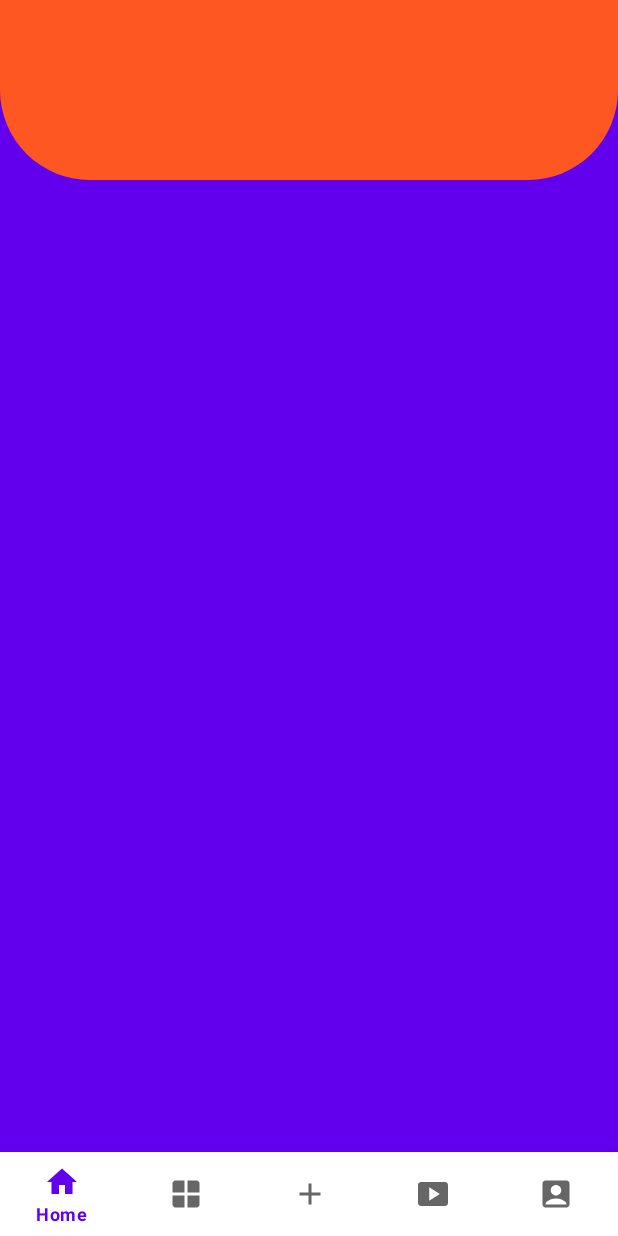
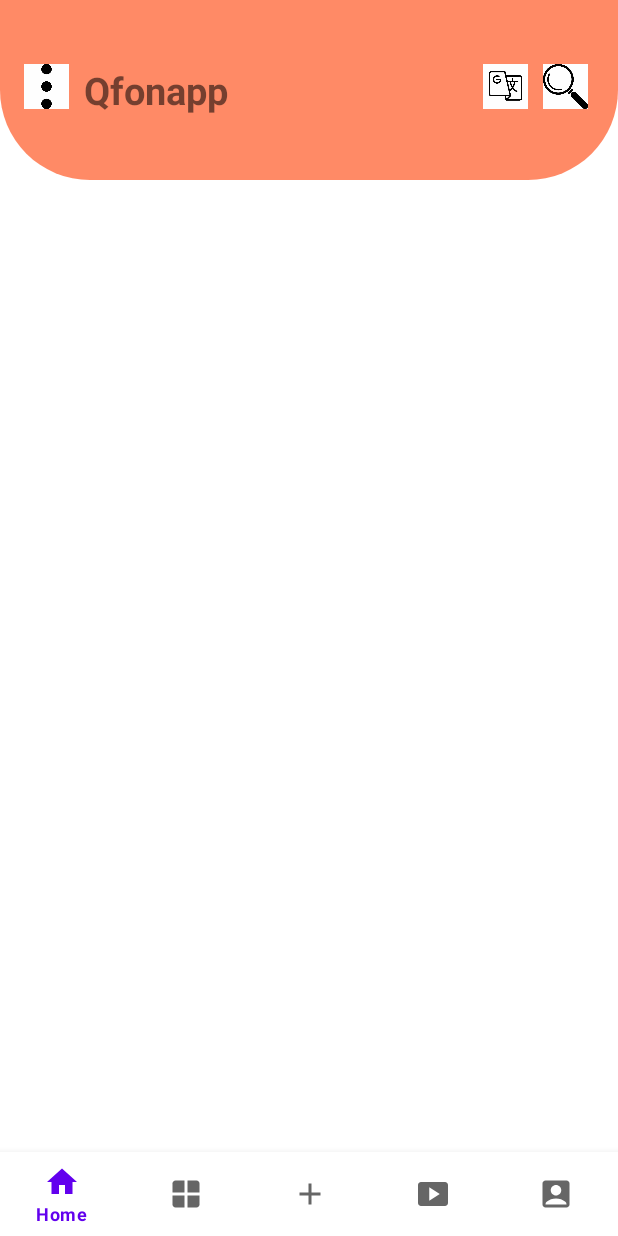
Before and after one commit to dudharejiya/Demo_Kotlin_Appication, an Android app: the screen it shows after launch (MainActivity), on a phone screen of 412 x 824 dp. Run offline under Robolectric (Android 15) with nearby library versions, the light colour scheme and no system bars; our stand-ins replace navigation-ui; 3 statements that could not run were skipped.

Commit message:
Update DRAWER_LAYOUT

```diff
--- a/app/src/main/java/com/paras/demo_kotlin_appication/MainActivity.kt
+++ b/app/src/main/java/com/paras/demo_kotlin_appication/MainActivity.kt
@@ -13,6 +13,7 @@ import com.google.android.material.bottomnavigation.BottomNavigationView
 
 class MainActivity : AppCompatActivity() {
 
+
     private lateinit var  navController: NavController
 
     override fun onCreate(savedInstanceState: Bundle?) {
@@ -20,7 +21,7 @@ class MainActivity : AppCompatActivity() {
         setContentView(R.layout.activity_main)
 
 
-        val navHostFragment = supportFragmentManager.findFragmentById(R.id.fragmentContainer) as NavHostFragment
+        val navHostFragment = supportFragmentManager.findFragmentById(R.id.fragmentCountainer) as NavHostFragment
         navController = navHostFragment.navController
         val bottomNavigationView  = findViewById<BottomNavigationView>(R.id.bottomNavigationView)
         setupWithNavController(bottomNavigationView , navController)
--- a/app/src/main/res/drawable/toolbar_shape.xml
+++ b/app/src/main/res/drawable/toolbar_shape.xml
@@ -4,5 +4,5 @@
     android:shape="rectangle">
     <corners android:bottomLeftRadius="60dp"
         android:bottomRightRadius="60dp" />
-    <solid android:color="@color/toolbar_color" />
+    <solid android:color="#B0FF5622" />
 </shape>
--- a/app/src/main/res/layout/activity_main.xml
+++ b/app/src/main/res/layout/activity_main.xml
@@ -7,17 +7,50 @@
     tools:context=".MainActivity">
 
 
-    <com.google.android.material.appbar.AppBarLayout
+    <androidx.appcompat.widget.Toolbar
+        android:id="@+id/toolbar"
         android:layout_width="match_parent"
-        android:layout_height="match_parent">
+        android:layout_height="120dp"
+        android:background="@drawable/toolbar_shape"
+        app:layout_constraintEnd_toEndOf="parent"
+        app:layout_constraintStart_toStartOf="parent"
+        app:layout_constraintTop_toTopOf="parent">
 
-        <androidx.appcompat.widget.Toolbar
-            android:layout_width="match_parent"
-            android:layout_height="120dp"
-            android:background="@drawable/toolbar_shape">
+        <LinearLayout
+            android:layout_width="wrap_content"
+            android:layout_height="wrap_content"
+            android:orientation="horizontal">
 
-        </androidx.appcompat.widget.Toolbar>
-    </com.google.android.material.appbar.AppBarLayout>
+            <ImageView
+                android:layout_width="30dp"
+                android:layout_height="30dp"
+                android:src="@drawable/option"/>
+
+            <TextView
+                android:layout_width="wrap_content"
+                android:layout_height="wrap_content"
+                android:text="Qfonapp"
+                android:textSize="25dp"
+                android:layout_marginLeft="10dp"
+                android:textStyle="bold"/>
+
+            <ImageView
+                android:layout_width="30dp"
+                android:layout_height="30dp"
+                android:layout_marginLeft="170dp"
+                android:src="@drawable/translator_toolbar"/>
+
+            <ImageView
+                android:layout_width="30dp"
+                android:layout_height="30dp"
+                android:src="@drawable/search_toolbar"
+                android:layout_marginLeft="10dp"/>
+
+
+        </LinearLayout>
+
+    </androidx.appcompat.widget.Toolbar>
+
 
     <com.google.android.material.bottomnavigation.BottomNavigationView
         android:id="@+id/bottomNavigationView"
@@ -30,6 +63,4 @@
         app:itemBackground="@drawable/bottom_nav_item_background_selector"
         app:menu="@menu/bottom_nav"/>
 
-
-
 </androidx.constraintlayout.widget.ConstraintLayout>
--- /dev/null
+++ b/app/src/main/res/layout/drawer_layout.xml
@@ -0,0 +1,16 @@
+<?xml version="1.0" encoding="utf-8"?>
+<androidx.drawerlayout.widget.DrawerLayout xmlns:android="http://schemas.android.com/apk/res/android"
+    android:layout_width="match_parent"
+    android:layout_height="match_parent"
+    android:id="@+id/drawer_layout"
+    xmlns:app="http://schemas.android.com/apk/res-auto">
+
+    <com.google.android.material.navigation.NavigationView
+        android:id="@+id/navigationViewID"
+        android:layout_width="wrap_content"
+        android:layout_height="match_parent"
+        app:headerLayout="@layout/header"
+        app:menu="@menu/main_manu"
+        android:background="@color/toolbar_color" />
+
+</androidx.drawerlayout.widget.DrawerLayout>
--- a/app/src/main/res/layout/header.xml
+++ b/app/src/main/res/layout/header.xml
@@ -33,6 +33,4 @@
         android:layout_marginBottom="140dp"
         android:layout_marginLeft="100dp"/>
 
-
-
 </LinearLayout>
--- a/app/src/main/res/values/colors.xml
+++ b/app/src/main/res/values/colors.xml
@@ -5,7 +5,8 @@
     <color name="purple_700">#FF3700B3</color>
     <color name="teal_200">#FF03DAC5</color>
     <color name="teal_700">#FF018786</color>
-    <color name="toolbar_color">#FF5722</color>
+    <color name="toolbar_color">#B0FF5622</color>
     <color name="white">#FFFFFFFF</color>
+    <color name="black">#000000</color>
     <color name="bottom_nav_item_selected_color">#FF0000</color>
 </resources>
```
Also changed, not shown: app/src/main/res/drawable/search_toolbar.jpeg (added), app/src/main/res/drawable/translator_toolbar.jpeg (added).
